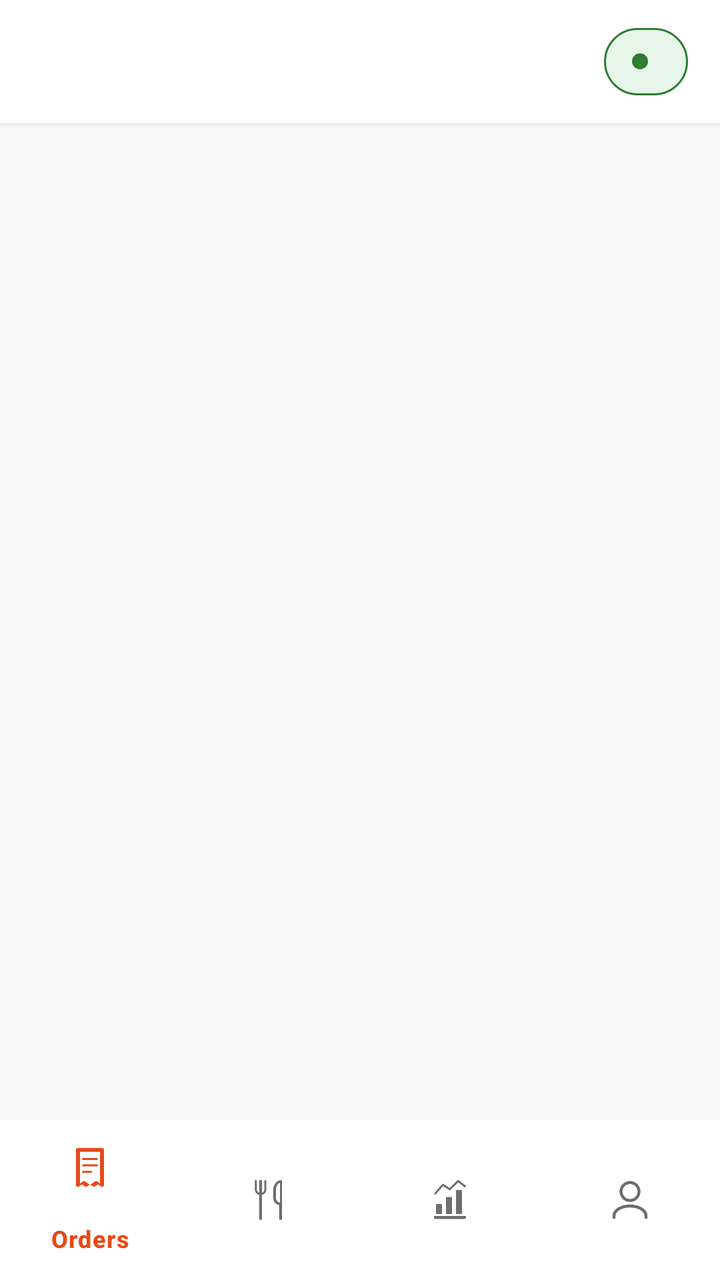
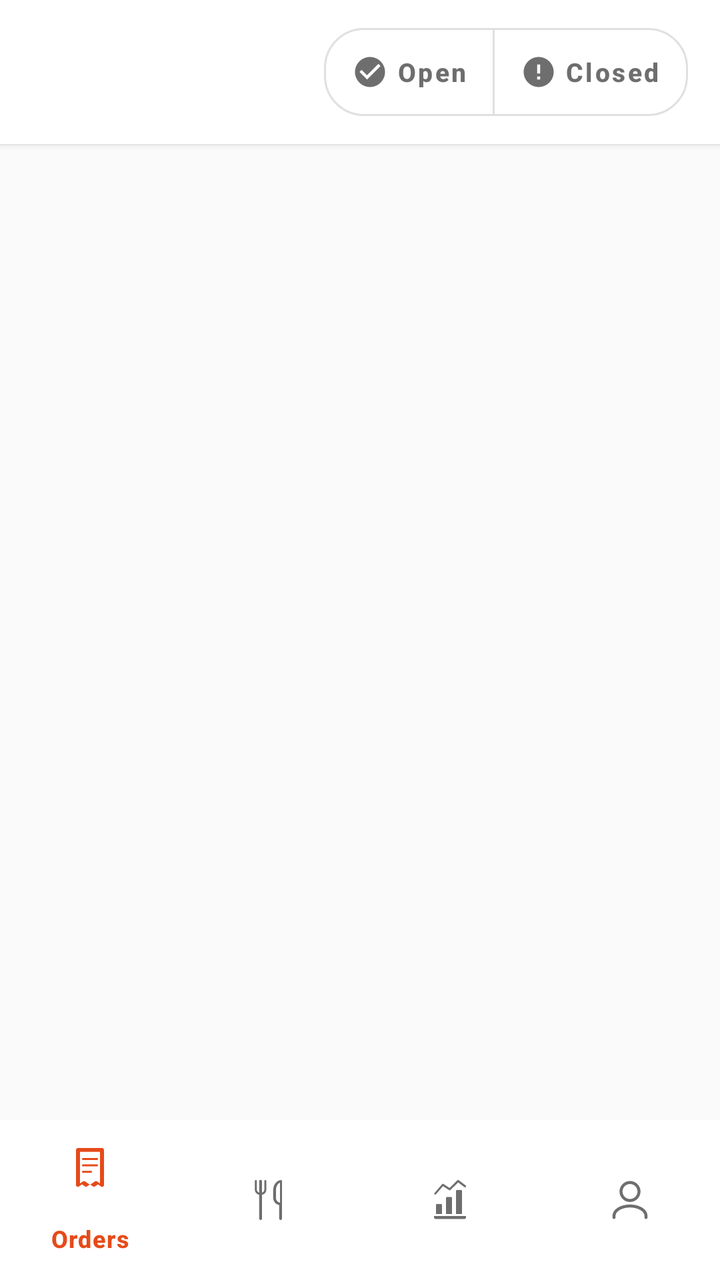

Screens rendered from an Android XML layout before and after an edit, with the pre-edit source and the edit as a unified diff.
<!-- AndroidManifest.xml: application theme Theme.AnydropRestaurant -->
<!-- res/layout/activity_main.xml -->
<?xml version="1.0" encoding="utf-8"?>
<LinearLayout xmlns:android="http://schemas.android.com/apk/res/android"
    xmlns:app="http://schemas.android.com/apk/res-auto"
    android:layout_width="match_parent"
    android:layout_height="match_parent"
    android:orientation="vertical"
    android:background="@color/background">

    
    <LinearLayout
        android:layout_width="match_parent"
        android:layout_height="wrap_content"
        android:orientation="horizontal"
        android:gravity="center_vertical"
        android:background="@color/surface"
        android:paddingHorizontal="16dp"
        android:paddingVertical="14dp"
        android:elevation="2dp">

        <TextView
            android:id="@+id/restaurantNameText"
            android:layout_width="0dp"
            android:layout_height="wrap_content"
            android:layout_weight="1"
            android:textSize="18sp"
            android:textStyle="bold"
            android:textColor="@color/text_primary"
            android:maxLines="1"
            android:ellipsize="end" />

        <LinearLayout
            android:id="@+id/openClosedPill"
            android:layout_width="wrap_content"
            android:layout_height="wrap_content"
            android:orientation="horizontal"
            android:gravity="center_vertical"
            android:background="@drawable/bg_pill_open"
            android:paddingHorizontal="14dp"
            android:paddingVertical="8dp"
            android:clickable="true"
            android:focusable="true">

            <View
                android:id="@+id/openClosedDot"
                android:layout_width="8dp"
                android:layout_height="8dp"
                android:layout_marginEnd="6dp"
                android:background="@drawable/bg_dot_green" />

            <TextView
                android:id="@+id/openClosedText"
                android:layout_width="wrap_content"
                android:layout_height="wrap_content"
                android:textStyle="bold"
                android:textSize="13sp"
                android:textColor="@color/veg_green" />
        </LinearLayout>
    </LinearLayout>

    <androidx.fragment.app.FragmentContainerView
        android:id="@+id/navHostContainer"
        android:layout_width="match_parent"
        android:layout_height="0dp"
        android:layout_weight="1" />

    
    <com.google.android.material.bottomnavigation.BottomNavigationView
        android:id="@+id/bottomNav"
        android:layout_width="match_parent"
        android:layout_height="wrap_content"
        android:background="@color/surface"
        app:itemIconTint="@color/bottom_nav_item_color"
        app:itemTextColor="@color/bottom_nav_item_color"
        app:menu="@menu/bottom_nav_menu" />

</LinearLayout>
<!-- resources referenced by this layout -->
<resources>
  <color name="background">#FAFAFA</color>
  <color name="surface">#FFFFFF</color>
  <color name="text_primary">#1A1A1A</color>
  <color name="veg_green">#2E7D32</color>
  <!-- drawable bg_dot_green (drawable) -->
  <?xml version="1.0" encoding="utf-8"?>
  <shape xmlns:android="http://schemas.android.com/apk/res/android"
      android:shape="oval">
      <solid android:color="@color/veg_green" />
      <size android:width="8dp" android:height="8dp" />
  </shape>
  <!-- drawable bg_pill_open (drawable) -->
  <?xml version="1.0" encoding="utf-8"?>
  <shape xmlns:android="http://schemas.android.com/apk/res/android">
      <solid android:color="@color/success_bg" />
      <stroke android:width="1dp" android:color="@color/veg_green" />
      <corners android:radius="20dp" />
  </shape>
  <color name="success_bg">#E7F6E9</color>
  <color name="anydrop_primary">#E64A19</color>
  <color name="anydrop_primary_dark">#B23C14</color>
  <color name="white">#FFFFFF</color>
  <color name="anydrop_secondary">#2E7D32</color>
  <color name="text_secondary">#6E6E6E</color>
  <color name="outline">#E0E0E0</color>
  <!-- unchanged entries left out for length: 1 -->
</resources>

<!-- the commit's change to res/layout/activity_main.xml (unified diff, before → after) -->
@@ -28,33 +28,31 @@
             android:maxLines="1"
             android:ellipsize="end" />
 
-        <LinearLayout
-            android:id="@+id/openClosedPill"
+        
+        <com.google.android.material.button.MaterialButtonToggleGroup
+            android:id="@+id/statusToggleGroup"
             android:layout_width="wrap_content"
             android:layout_height="wrap_content"
-            android:orientation="horizontal"
-            android:gravity="center_vertical"
-            android:background="@drawable/bg_pill_open"
-            android:paddingHorizontal="14dp"
-            android:paddingVertical="8dp"
-            android:clickable="true"
-            android:focusable="true">
+            app:singleSelection="true"
+            app:selectionRequired="true">
 
-            <View
-                android:id="@+id/openClosedDot"
-                android:layout_width="8dp"
-                android:layout_height="8dp"
-                android:layout_marginEnd="6dp"
-                android:background="@drawable/bg_dot_green" />
-
-            <TextView
-                android:id="@+id/openClosedText"
+            <com.google.android.material.button.MaterialButton
+                android:id="@+id/btnStatusOpen"
+                style="@style/ToggleButton.Pill.StatusOpen"
                 android:layout_width="wrap_content"
                 android:layout_height="wrap_content"
-                android:textStyle="bold"
-                android:textSize="13sp"
-                android:textColor="@color/veg_green" />
-        </LinearLayout>
+                android:text="@string/restaurant_open_label"
+                app:icon="@drawable/ic_check_circle" />
+
+            <com.google.android.material.button.MaterialButton
+                android:id="@+id/btnStatusClosed"
+                style="@style/ToggleButton.Pill.StatusClosed"
+                android:layout_width="wrap_content"
+                android:layout_height="wrap_content"
+                android:text="@string/restaurant_closed_label"
+                app:icon="@drawable/ic_error" />
+
+        </com.google.android.material.button.MaterialButtonToggleGroup>
     </LinearLayout>
 
     <androidx.fragment.app.FragmentContainerView
<!-- resource entries referenced after the edit -->
@@ -3,22 +3,63 @@
   <color name="background">#FAFAFA</color>
   <color name="surface">#FFFFFF</color>
   <color name="text_primary">#1A1A1A</color>
-  <color name="veg_green">#2E7D32</color>
-  <!-- drawable bg_dot_green (drawable) -->
-  <?xml version="1.0" encoding="utf-8"?>
-  <shape xmlns:android="http://schemas.android.com/apk/res/android"
-      android:shape="oval">
-      <solid android:color="@color/veg_green" />
-      <size android:width="8dp" android:height="8dp" />
-  </shape>
-  <!-- drawable bg_pill_open (drawable) -->
-  <?xml version="1.0" encoding="utf-8"?>
-  <shape xmlns:android="http://schemas.android.com/apk/res/android">
-      <solid android:color="@color/success_bg" />
-      <stroke android:width="1dp" android:color="@color/veg_green" />
-      <corners android:radius="20dp" />
-  </shape>
-  <color name="success_bg">#E7F6E9</color>
+  <!-- drawable ic_check_circle (drawable) -->
+  <vector xmlns:android="http://schemas.android.com/apk/res/android"
+      android:width="24dp"
+      android:height="24dp"
+      android:viewportWidth="24"
+      android:viewportHeight="24"
+      android:tint="?attr/colorControlNormal">
+      <path
+          android:fillColor="#FF000000"
+          android:pathData="M12,2C6.48,2 2,6.48 2,12s4.48,10 10,10 10,-4.48 10,-10S17.52,2 12,2zM10,17l-5,-5 1.41,-1.41L10,14.17l7.59,-7.59L19,8z"/>
+  </vector>
+  <!-- drawable ic_error (drawable) -->
+  <vector xmlns:android="http://schemas.android.com/apk/res/android"
+      android:width="24dp"
+      android:height="24dp"
+      android:viewportWidth="24"
+      android:viewportHeight="24"
+      android:tint="?attr/colorControlNormal">
+      <path
+          android:fillColor="#FF000000"
+          android:pathData="M12,2C6.48,2 2,6.48 2,12s4.48,10 10,10 10,-4.48 10,-10S17.52,2 12,2zM13,17h-2v-2h2v2zM13,13h-2L11,7h2v6z"/>
+  </vector>
+  <string name="restaurant_closed_label">Closed</string>
+  <string name="restaurant_open_label">Open</string>
+  <style name="ToggleButton.Pill.StatusClosed" parent="ToggleButton.Pill">
+          <item name="android:minHeight">44dp</item>
+          <item name="android:textSize">13sp</item>
+          <item name="iconSize">18dp</item>
+          <item name="strokeColor">@color/toggle_closed_stroke_color</item>
+          <item name="android:textColor">@color/toggle_closed_content_color</item>
+          <item name="iconTint">@color/toggle_closed_content_color</item>
+          <item name="backgroundTint">@color/toggle_closed_bg_color</item>
+      </style>
+  <style name="ToggleButton.Pill.StatusOpen" parent="ToggleButton.Pill">
+          <item name="android:minHeight">44dp</item>
+          <item name="android:textSize">13sp</item>
+          <item name="iconSize">18dp</item>
+          <item name="strokeColor">@color/toggle_open_stroke_color</item>
+          <item name="android:textColor">@color/toggle_open_content_color</item>
+          <item name="iconTint">@color/toggle_open_content_color</item>
+          <item name="backgroundTint">@color/toggle_open_bg_color</item>
+      </style>
+  <style name="ToggleButton.Pill" parent="Widget.MaterialComponents.Button.OutlinedButton">
+          <item name="cornerRadius">20dp</item>
+          <item name="strokeColor">@color/anydrop_primary</item>
+          <item name="android:textAllCaps">false</item>
+          <item name="android:textSize">12sp</item>
+          <item name="android:textStyle">bold</item>
+          <item name="android:minWidth">0dp</item>
+          <item name="android:minHeight">36dp</item>
+          <item name="android:insetTop">0dp</item>
+          <item name="android:insetBottom">0dp</item>
+          <item name="android:paddingStart">14dp</item>
+          <item name="android:paddingEnd">14dp</item>
+          <item name="iconPadding">4dp</item>
+          <item name="iconSize">16dp</item>
+      </style>
   <color name="anydrop_primary">#E64A19</color>
   <color name="anydrop_primary_dark">#B23C14</color>
   <color name="white">#FFFFFF</color>
